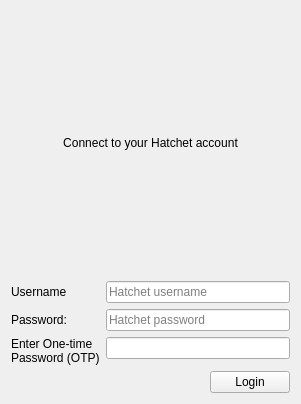
Old version of the form src/accounts/hatchet/account/HatchetAccountConfig.ui in the repository tomahawk-player/tomahawk.
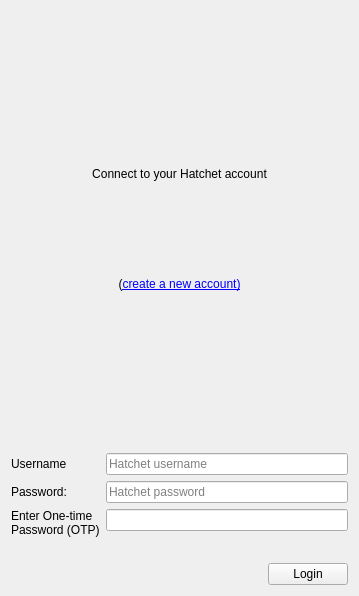
New version of the form. Icons and pictures are not drawn.

Commit message: Add link to Hatchet registration

```diff
--- a/src/accounts/hatchet/account/HatchetAccountConfig.ui
+++ b/src/accounts/hatchet/account/HatchetAccountConfig.ui
@@ -6,8 +6,8 @@
    <rect>
     <x>0</x>
     <y>0</y>
-    <width>301</width>
-    <height>404</height>
+    <width>359</width>
+    <height>596</height>
    </rect>
   </property>
   <property name="windowTitle">
@@ -37,6 +37,22 @@
      </property>
     </widget>
    </item>
+   <item>
+    <widget class="QLabel" name="registerLabel">
+     <property name="text">
+      <string>&lt;html&gt;&lt;head/&gt;&lt;body&gt;&lt;p&gt;(&lt;a href=&quot;http://hatchet.is/register&quot;&gt;&lt;span style=&quot; text-decoration: underline; color:#0000ff;&quot;&gt;create a new account)&lt;/span&gt;&lt;/a&gt;&lt;/p&gt;&lt;/body&gt;&lt;/html&gt;</string>
+     </property>
+     <property name="alignment">
+      <set>Qt::AlignCenter</set>
+     </property>
+     <property name="wordWrap">
+      <bool>true</bool>
+     </property>
+     <property name="openExternalLinks">
+      <bool>true</bool>
+     </property>
+    </widget>
+   </item>
    <item>
     <widget class="QLabel" name="loggedInLabel">
      <property name="font">
```
